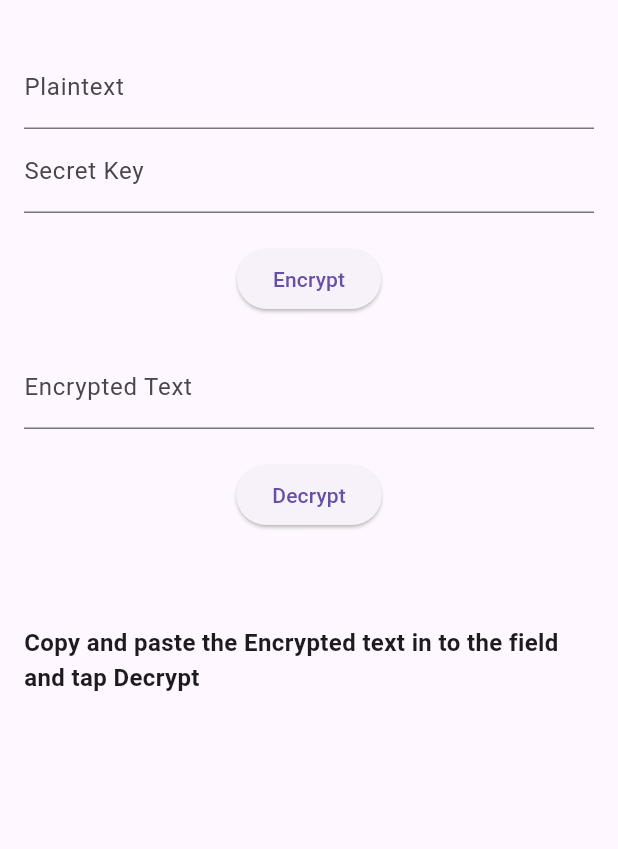
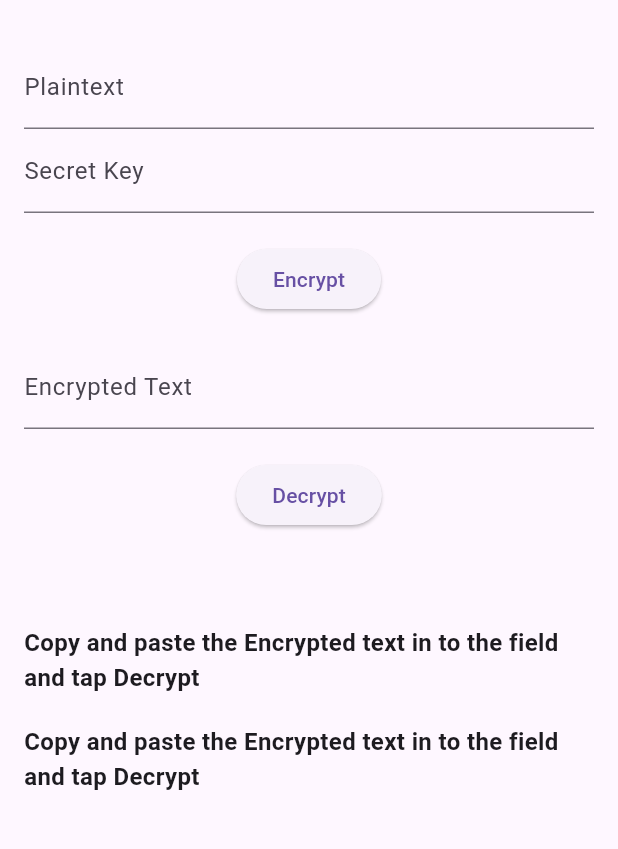
Before and after one commit to Jessetwo/encryption_project, a Flutter app: the screen it shows after launch, on a phone screen of 412 x 824 dp, the part 63-912 px from its top. Run offline on Flutter 3.47's test engine with Material 3 defaults, Android fonts, the phone set to English and light mode, and no system bars.

Commit message:
second commit

```diff
--- a/lib/home.dart
+++ b/lib/home.dart
@@ -101,6 +101,11 @@ class _HomeScreenState extends State<HomeScreen> {
               'Copy and paste the Encrypted text in to the field and tap Decrypt',
               style: TextStyle(fontSize: 16, fontWeight: FontWeight.bold),
             ),
+            SizedBox(height: 20),
+            Text(
+              'Copy and paste the Encrypted text in to the field and tap Decrypt',
+              style: TextStyle(fontSize: 16, fontWeight: FontWeight.bold),
+            ),
           ],
         ),
       ),
```
